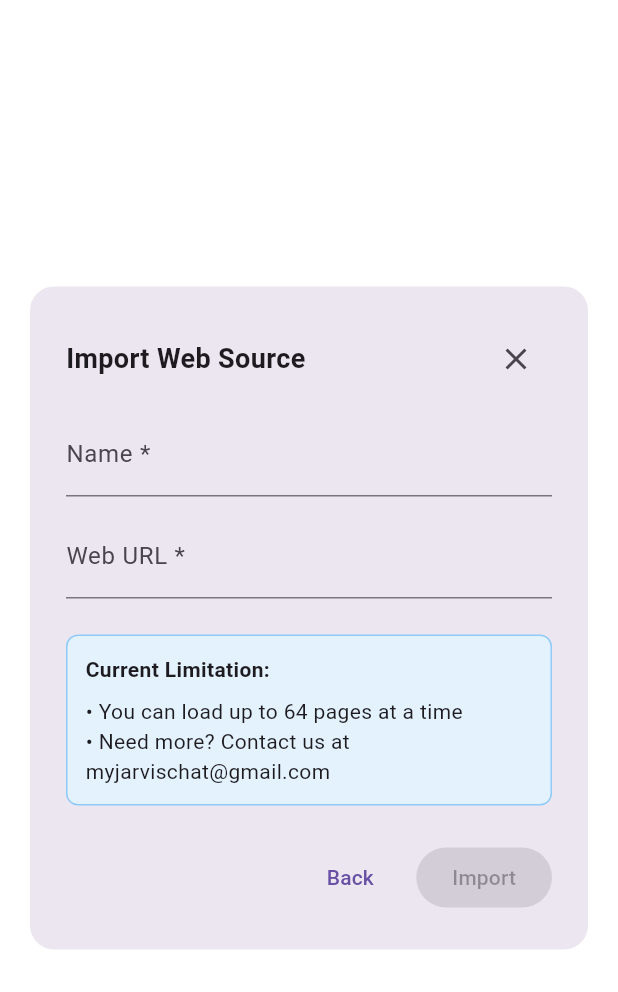
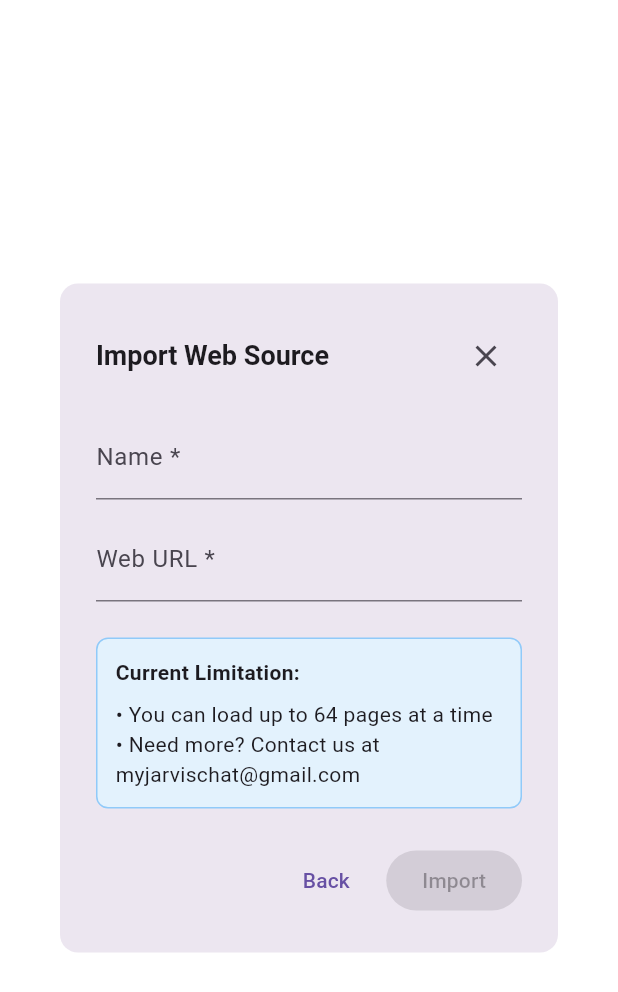
Before and after one commit to Immatrysomecoding/AMP-AIChatApp, a Flutter app: the WebsiteImportDialog widget shown alone on an empty page, opened directly with empty values, on a phone screen of 412 x 824 dp. Shown: the top 992 px of the screen. Run offline on Flutter 3.47's test engine with Material 3 defaults, Android fonts, the phone set to English and light mode, and no system bars; our stand-ins replace file_picker, flutter_dotenv; accounts and stored records are empty; network calls fail.

Commit message:
Update import web UI

```diff
--- a/lib/widgets/import_web_source_dialog.dart
+++ b/lib/widgets/import_web_source_dialog.dart
@@ -19,17 +19,9 @@ class _WebsiteImportDialogState extends State<WebsiteImportDialog> {
 
   @override
   Widget build(BuildContext context) {
-    return Dialog(
-      shape: RoundedRectangleBorder(borderRadius: BorderRadius.circular(16)),
-      insetPadding: const EdgeInsets.symmetric(horizontal: 20, vertical: 40),
-      child: Padding(
-        padding: const EdgeInsets.all(24),
-        child: Column(
-          mainAxisSize: MainAxisSize.min,
-          crossAxisAlignment: CrossAxisAlignment.stretch,
-          children: [
-            // Title
-            Row(
+    return AlertDialog(
+      shape: RoundedRectangleBorder(borderRadius: BorderRadius.circular(12)),
+      title: Row(
         mainAxisAlignment: MainAxisAlignment.spaceBetween,
         children: [
           const Text(
@@ -42,9 +34,12 @@ class _WebsiteImportDialogState extends State<WebsiteImportDialog> {
           ),
         ],
       ),
-            const SizedBox(height: 12),
-
-            // Name Field
+      content: SizedBox(
+        width: 400,
+        child: Column(
+          mainAxisSize: MainAxisSize.min,
+          crossAxisAlignment: CrossAxisAlignment.stretch,
+          children: [
             TextField(
               controller: _nameController,
               decoration: const InputDecoration(
@@ -54,8 +49,6 @@ class _WebsiteImportDialogState extends State<WebsiteImportDialog> {
               onChanged: (_) => setState(() {}),
             ),
             const SizedBox(height: 12),
-
-            // Web URL Field
             TextField(
               controller: _urlController,
               decoration: const InputDecoration(
@@ -65,8 +58,6 @@ class _WebsiteImportDialogState extends State<WebsiteImportDialog> {
               onChanged: (_) => setState(() {}),
             ),
             const SizedBox(height: 24),
-
-            // Limitations box
             Container(
               padding: const EdgeInsets.all(12),
               decoration: BoxDecoration(
@@ -87,45 +78,27 @@ class _WebsiteImportDialogState extends State<WebsiteImportDialog> {
                 ],
               ),
             ),
-            const SizedBox(height: 24),
-
-            // Action buttons
-            Row(
-              mainAxisAlignment: MainAxisAlignment.end,
-              children: [
+          ],
+        ),
+      ),
+      actions: [
         TextButton(
           onPressed: () => Navigator.of(context).pop(),
           child: const Text('Back'),
         ),
-                const SizedBox(width: 12),
-                ElevatedButton(
+        FilledButton(
           onPressed:
               isFormValid
                   ? () async {
                     final name = _nameController.text.trim();
                     final url = _urlController.text.trim();
-
                     await widget.onSubmit?.call(name, url);
-
-                            if (context.mounted) {
-                              Navigator.of(context).pop();
-                            }
+                    if (context.mounted) Navigator.of(context).pop();
                   }
                   : null,
-
-                  style: ElevatedButton.styleFrom(
-                    backgroundColor:
-                        isFormValid
-                            ? Theme.of(context).primaryColor
-                            : Colors.grey.shade300,
-                  ),
           child: const Text('Import'),
         ),
       ],
-            ),
-          ],
-        ),
-      ),
     );
   }
 }
```
Lines whose indentation alone changed are shown as unchanged.
